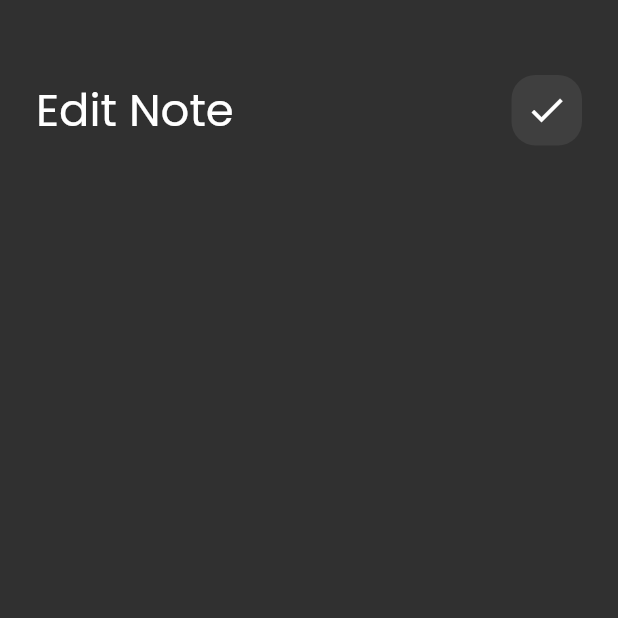
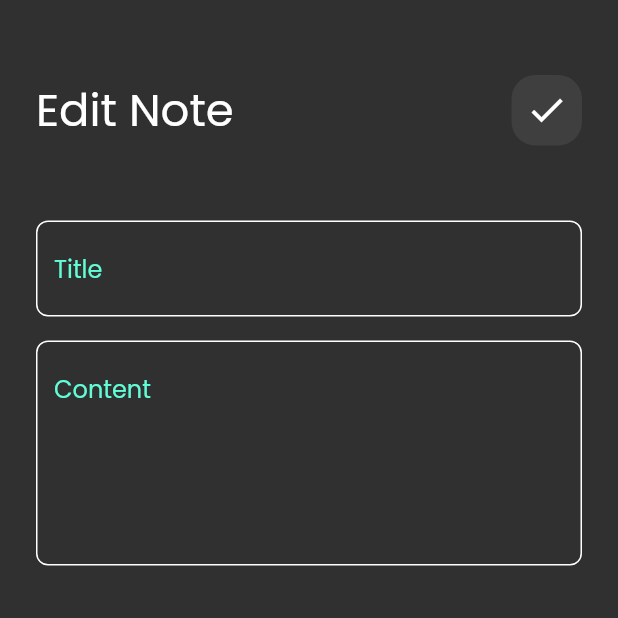
Before and after one commit to mtarek20/note_app, a Flutter app: the EditNoteView screen opened directly, on a phone screen of 412 x 824 dp, the top half of it. Run offline on Flutter 3.47's test engine with Material 2 defaults, Android fonts, the phone set to English and light mode, and no system bars; our stand-ins replace font_awesome_flutter.

Commit message:
edit note view done

```diff
--- a/lib/widgets/edit_note_view_body.dart
+++ b/lib/widgets/edit_note_view_body.dart
@@ -1,5 +1,6 @@
 import 'package:flutter/material.dart';
 import 'package:note_app/widgets/custom_app_bar.dart';
+import 'package:note_app/widgets/custom_text_field.dart';
 
 class EditNoteViewBody extends StatelessWidget {
   const EditNoteViewBody({super.key});
@@ -13,7 +14,18 @@ class EditNoteViewBody extends StatelessWidget {
           SizedBox(
             height: 50,
           ),
-          CustomAppBar(title: 'Edit Note', icon: Icons.check)
+          CustomAppBar(title: 'Edit Note', icon: Icons.check),
+          SizedBox(
+            height: 50,
+          ),
+          CustomTextField(hint: 'Title'),
+          SizedBox(
+            height: 16,
+          ),
+          CustomTextField(
+            hint: 'Content',
+            maxLines: 5,
+          )
         ],
       ),
     );
```
